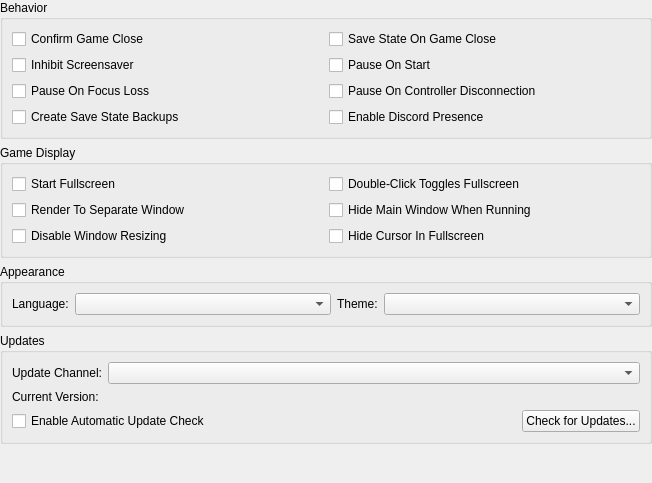
Old version of the form src/duckstation-qt/interfacesettingswidget.ui in the repository stenzek/duckstation.
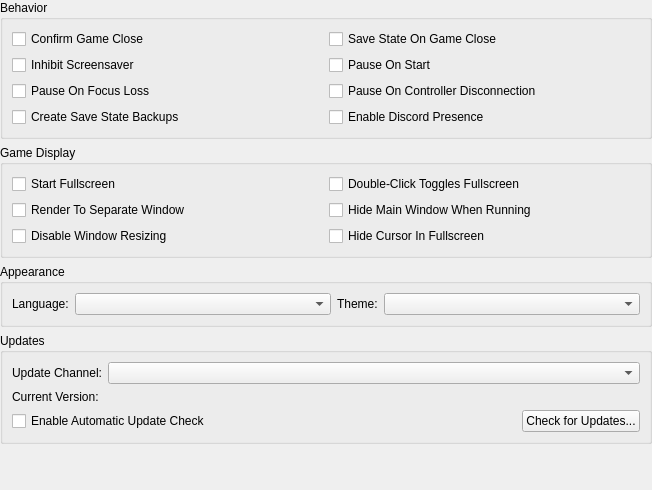
New version of the form.

Commit message: Qt: Allow copying the version string from interface settings

```diff
--- a/src/duckstation-qt/interfacesettingswidget.ui
+++ b/src/duckstation-qt/interfacesettingswidget.ui
@@ -7,7 +7,7 @@
     <x>0</x>
     <y>0</y>
     <width>652</width>
-    <height>483</height>
+    <height>490</height>
    </rect>
   </property>
   <layout class="QVBoxLayout" name="verticalLayout">
```
Left out of the diff: 4 changed lines with no effect on the pictures.
